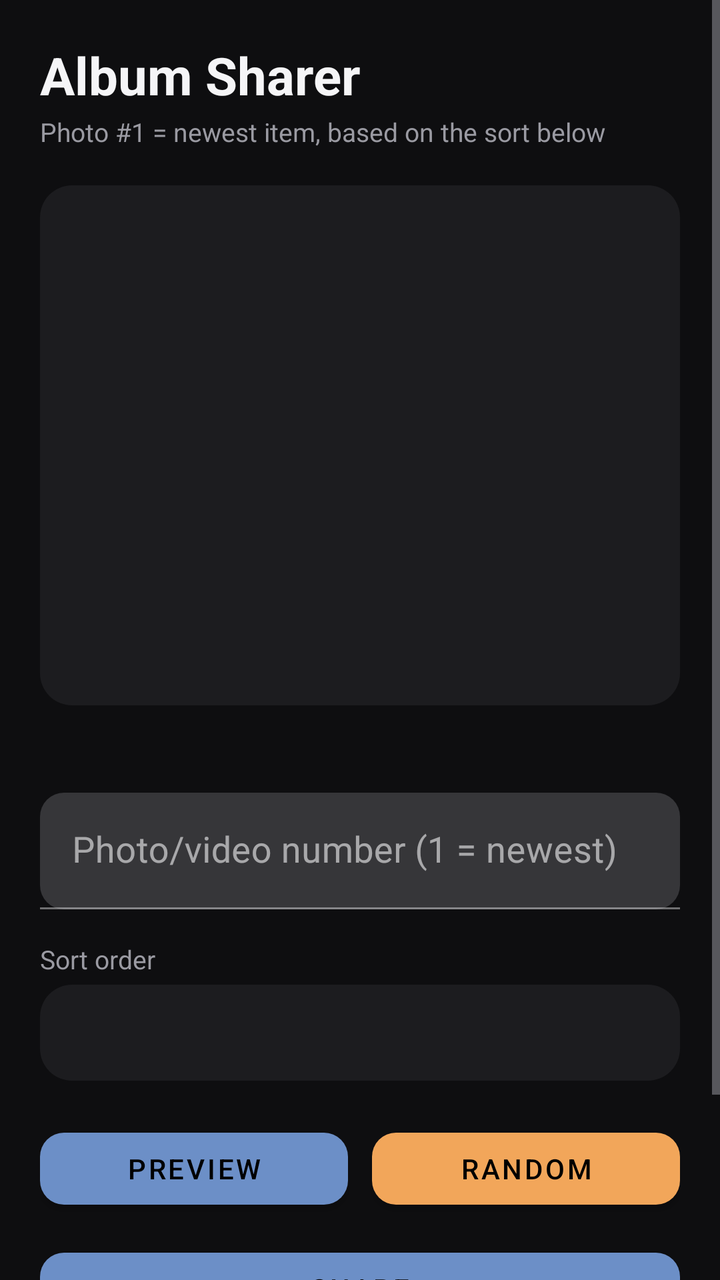
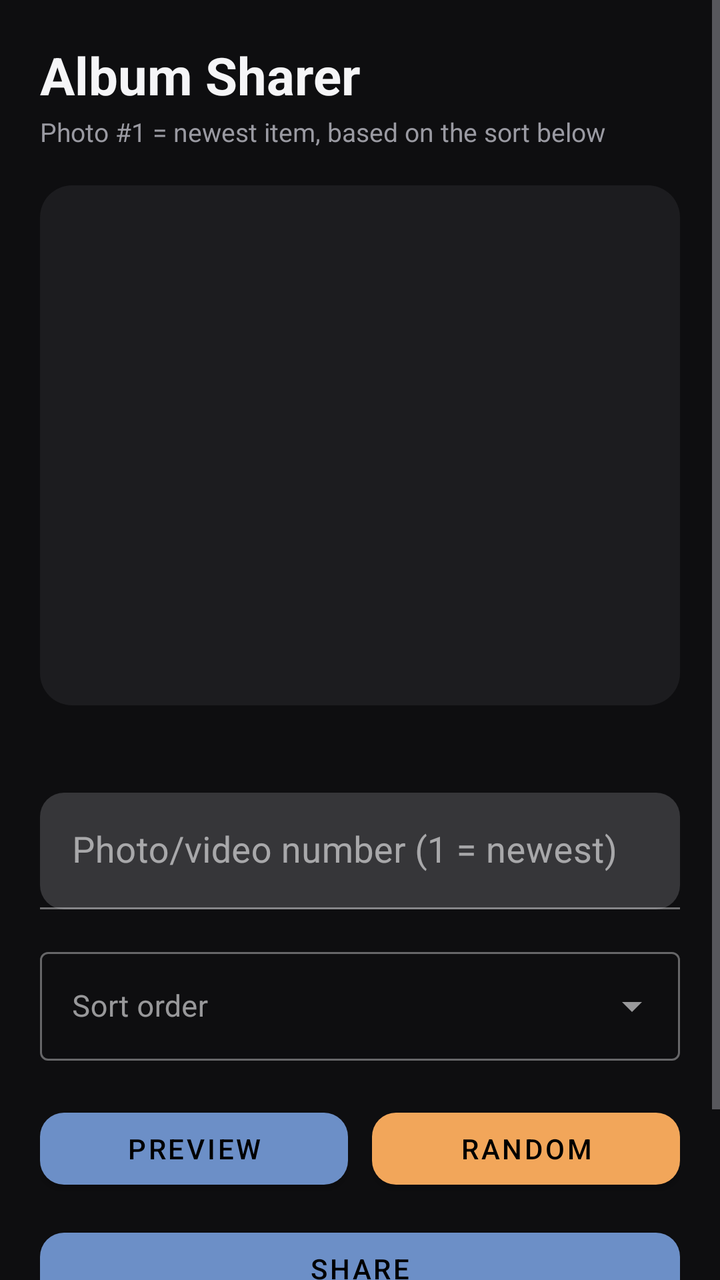

Screens rendered from an Android XML layout before and after an edit, with the pre-edit source and the edit as a unified diff.
<!-- AndroidManifest.xml: application theme Theme.AlbumSharer -->
<!-- res/layout/activity_main.xml -->
<?xml version="1.0" encoding="utf-8"?>
<ScrollView xmlns:android="http://schemas.android.com/apk/res/android"
    xmlns:app="http://schemas.android.com/apk/res-auto"
    android:layout_width="match_parent"
    android:layout_height="match_parent"
    android:fillViewport="true"
    android:background="@color/bg_screen">

    <LinearLayout
        android:layout_width="match_parent"
        android:layout_height="wrap_content"
        android:orientation="vertical"
        android:padding="20dp">

        <TextView
            android:layout_width="wrap_content"
            android:layout_height="wrap_content"
            android:text="Album Sharer"
            android:textSize="26sp"
            android:textStyle="bold"
            android:textColor="@color/text_primary" />

        <TextView
            android:layout_width="wrap_content"
            android:layout_height="wrap_content"
            android:layout_marginTop="2dp"
            android:layout_marginBottom="18dp"
            android:text="Photo #1 = newest item, based on the sort below"
            android:textSize="13sp"
            android:textColor="@color/text_secondary" />

        <FrameLayout
            android:layout_width="match_parent"
            android:layout_height="260dp"
            android:background="@drawable/rounded_card_bg">

            <ImageView
                android:id="@+id/imagePreview"
                android:layout_width="match_parent"
                android:layout_height="match_parent"
                android:scaleType="centerInside"
                android:contentDescription="Selected media preview" />

            <ImageView
                android:id="@+id/playOverlay"
                android:layout_width="56dp"
                android:layout_height="56dp"
                android:layout_gravity="center"
                android:src="@drawable/ic_play_circle"
                android:visibility="gone"
                android:contentDescription="Video indicator" />
        </FrameLayout>

        <TextView
            android:id="@+id/statusText"
            android:layout_width="match_parent"
            android:layout_height="wrap_content"
            android:layout_marginTop="10dp"
            android:gravity="center"
            android:textColor="@color/error_red"
            android:textSize="13sp"
            android:text="" />

        <com.google.android.material.textfield.TextInputLayout
            android:layout_width="match_parent"
            android:layout_height="wrap_content"
            android:layout_marginTop="16dp"
            android:hint="Photo/video number (1 = newest)"
            app:boxCornerRadiusTopStart="12dp"
            app:boxCornerRadiusTopEnd="12dp"
            app:boxCornerRadiusBottomStart="12dp"
            app:boxCornerRadiusBottomEnd="12dp">

            <com.google.android.material.textfield.TextInputEditText
                android:id="@+id/editNumber"
                android:layout_width="match_parent"
                android:layout_height="wrap_content"
                android:inputType="number"
                android:textSize="18sp" />
        </com.google.android.material.textfield.TextInputLayout>

        <TextView
            android:layout_width="wrap_content"
            android:layout_height="wrap_content"
            android:layout_marginTop="16dp"
            android:text="Sort order"
            android:textSize="13sp"
            android:textColor="@color/text_secondary" />

        <androidx.appcompat.widget.AppCompatSpinner
            android:id="@+id/sortSpinner"
            android:layout_width="match_parent"
            android:layout_height="48dp"
            android:layout_marginTop="4dp"
            android:background="@drawable/rounded_card_bg"
            android:paddingStart="12dp"
            android:paddingEnd="12dp" />

        <LinearLayout
            android:layout_width="match_parent"
            android:layout_height="wrap_content"
            android:orientation="horizontal"
            android:layout_marginTop="20dp">

            <com.google.android.material.button.MaterialButton
                android:id="@+id/btnPreview"
                android:layout_width="0dp"
                android:layout_height="wrap_content"
                android:layout_weight="1"
                android:layout_marginEnd="6dp"
                android:text="Preview"
                app:cornerRadius="12dp" />

            <com.google.android.material.button.MaterialButton
                android:id="@+id/btnRandom"
                android:layout_width="0dp"
                android:layout_height="wrap_content"
                android:layout_weight="1"
                android:layout_marginStart="6dp"
                android:text="Random"
                app:backgroundTint="@color/brand_accent"
                app:cornerRadius="12dp" />
        </LinearLayout>

        <com.google.android.material.button.MaterialButton
            android:id="@+id/btnShare"
            android:layout_width="match_parent"
            android:layout_height="wrap_content"
            android:layout_marginTop="12dp"
            android:text="Share"
            app:cornerRadius="12dp" />

        <com.google.android.material.button.MaterialButton
            android:id="@+id/btnFolders"
            style="@style/Widget.MaterialComponents.Button.OutlinedButton"
            android:layout_width="match_parent"
            android:layout_height="wrap_content"
            android:layout_marginTop="12dp"
            android:text="Choose Folders to Include"
            app:cornerRadius="12dp" />

    </LinearLayout>
</ScrollView>
<!-- resources referenced by this layout -->
<resources>
  <color name="bg_screen">#0E0E10</color>
  <color name="brand_accent">#F2A65A</color>
  <color name="error_red">#FF6B6B</color>
  <color name="text_primary">#F5F5F7</color>
  <color name="text_secondary">#9A9AA2</color>
  <!-- drawable ic_play_circle (drawable) -->
  <?xml version="1.0" encoding="utf-8"?>
  <vector xmlns:android="http://schemas.android.com/apk/res/android"
      android:width="56dp"
      android:height="56dp"
      android:viewportWidth="24"
      android:viewportHeight="24">
      <path
          android:fillColor="#CC000000"
          android:pathData="M12,2C6.48,2 2,6.48 2,12s4.48,10 10,10 10,-4.48 10,-10S17.52,2 12,2z" />
      <path
          android:fillColor="#FFFFFF"
          android:pathData="M10,8.64v6.72c0,0.46 0.5,0.75 0.9,0.52l5.72,-3.36c0.4,-0.23 0.4,-0.81 0,-1.04L10.9,8.12C10.5,7.89 10,8.18 10,8.64z" />
  </vector>
  <!-- drawable rounded_card_bg (drawable) -->
  <?xml version="1.0" encoding="utf-8"?>
  <shape xmlns:android="http://schemas.android.com/apk/res/android"
      android:shape="rectangle">
      <solid android:color="#1C1C1F" />
      <corners android:radius="16dp" />
  </shape>
  <style name="Theme.AlbumSharer" parent="Theme.MaterialComponents.NoActionBar">
          <item name="colorPrimary">@color/brand_primary</item>
          <item name="colorPrimaryDark">@color/brand_primary_dark</item>
          <item name="colorAccent">@color/brand_accent</item>
          <item name="colorSurface">@color/bg_card</item>
          <item name="colorOnSurface">@color/text_primary</item>
          <item name="colorBackground">@color/bg_screen</item>
          <item name="android:windowBackground">@color/bg_screen</item>
          <item name="android:textColorPrimary">@color/text_primary</item>
          <item name="android:textColorSecondary">@color/text_secondary</item>
      </style>
  <color name="brand_primary">#6C8FC7</color>
  <color name="brand_primary_dark">#4A6FA5</color>
  <color name="bg_card">#1C1C1F</color>
</resources>

<!-- the commit's change to res/layout/activity_main.xml (unified diff, before → after) -->
@@ -79,22 +79,21 @@
                 android:textSize="18sp" />
         </com.google.android.material.textfield.TextInputLayout>
 
-        <TextView
-            android:layout_width="wrap_content"
+        <com.google.android.material.textfield.TextInputLayout
+            android:id="@+id/sortInputLayout"
+            style="@style/Widget.MaterialComponents.TextInputLayout.OutlinedBox.ExposedDropdownMenu"
+            android:layout_width="match_parent"
             android:layout_height="wrap_content"
             android:layout_marginTop="16dp"
-            android:text="Sort order"
-            android:textSize="13sp"
-            android:textColor="@color/text_secondary" />
+            android:hint="Sort order">
 
-        <androidx.appcompat.widget.AppCompatSpinner
-            android:id="@+id/sortSpinner"
-            android:layout_width="match_parent"
-            android:layout_height="48dp"
-            android:layout_marginTop="4dp"
-            android:background="@drawable/rounded_card_bg"
-            android:paddingStart="12dp"
-            android:paddingEnd="12dp" />
+            <AutoCompleteTextView
+                android:id="@+id/sortDropdown"
+                android:layout_width="match_parent"
+                android:layout_height="wrap_content"
+                android:inputType="none"
+                android:textSize="15sp" />
+        </com.google.android.material.textfield.TextInputLayout>
 
         <LinearLayout
             android:layout_width="match_parent"
